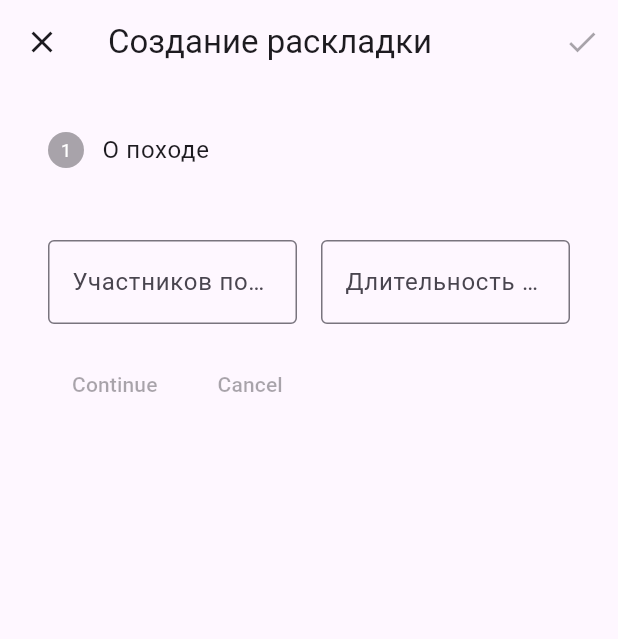
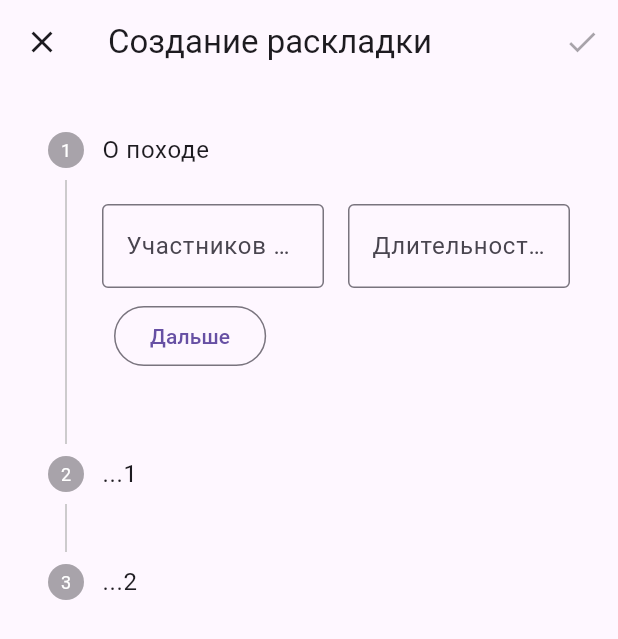
Before and after one commit to bxkr/toureat, a Flutter app: the CreateDialog screen opened directly with empty values, on a phone screen of 412 x 824 dp. Shown: the top 639 px of the screen. Run offline on Flutter 3.47's test engine with Material 2 defaults, Android fonts, the phone set to English and light mode, and no system bars; our stand-ins replace shared_preferences; missing offline and left inert: window_size; accounts and stored records are empty.

```diff
--- a/lib/create_dialog.dart
+++ b/lib/create_dialog.dart
@@ -1,12 +1,25 @@
 import 'package:flutter/material.dart';
 import 'package:toureat/create_dialog_steps/general.dart';
 
-class CreateDialog extends StatelessWidget {
-  CreateDialog({super.key, required this.onClose, required this.onDone});
+class CreateDialog extends StatefulWidget {
+  const CreateDialog({super.key, required this.onClose, required this.onDone});
 
   final void Function() onClose;
   final void Function() onDone;
+
+  @override
+  State<CreateDialog> createState() => _CreateDialogState();
+}
+
+class _CreateDialogState extends State<CreateDialog> {
   final controller = TextEditingController();
+
+  int _step = 0;
+  final List<Step> _steps = [
+    const Step(title: Text('О походе'), content: CreateGeneral()),
+    Step(title: const Text('...1'), content: Container()),
+    Step(title: const Text('...2'), content: Container()),
+  ];
 
   @override
   Widget build(BuildContext context) {
@@ -14,18 +27,54 @@ class CreateDialog extends StatelessWidget {
       body: Padding(
           padding: const EdgeInsets.all(8.0),
           child: Stepper(
-            type: StepperType.horizontal,
+            controlsBuilder:
+                (BuildContext context, ControlsDetails controlsDetails) {
+              Function()? onStepContinue = controlsDetails.onStepContinue;
+              Function()? onStepCancel = controlsDetails.onStepCancel;
+              if (_step == 0) {
+                onStepCancel = null;
+              }
+              if (_step == _steps.length-1) {
+                onStepContinue = null;
+              }
+                return Padding(
+                  padding: const EdgeInsets.all(8.0),
+                  child: Row(
+                    children: <Widget>[
+                      (onStepContinue != null) ? OutlinedButton(
+                        onPressed: onStepContinue,
+                        child: const Text('Дальше'),
+                      ) : Container(),
+                      const SizedBox(width: 8),
+                      (onStepCancel != null) ? OutlinedButton(
+                        onPressed: onStepCancel,
+                        child: const Text('Назад'),
+                      ) : Container(),
+                    ],
+                  ),
+                );
+            },
+            currentStep: _step,
+            type: StepperType.vertical,
             elevation: 0,
-            steps: const [
-              Step(title: Text('О походе'), content: CreateGeneral())
-            ],
+            steps: _steps,
+            onStepCancel: () {
+              if (_step > 0) {
+                setState(() {
+                  _step--;
+                });
+              }
+            },
+            onStepContinue: () {
+              setState(() => _step++);
+            },
+            onStepTapped: (int index) => setState(() => _step = index),
           )),
       appBar: AppBar(
         title: const Text('Создание раскладки'),
-        leading: IconButton(onPressed: onClose, icon: const Icon(Icons.close)),
-        actions: const [
-          IconButton(onPressed: null, icon: Icon(Icons.done))
-        ],
+        leading: IconButton(
+            onPressed: widget.onClose, icon: const Icon(Icons.close)),
+        actions: const [IconButton(onPressed: null, icon: Icon(Icons.done))],
       ),
     );
   }
```
